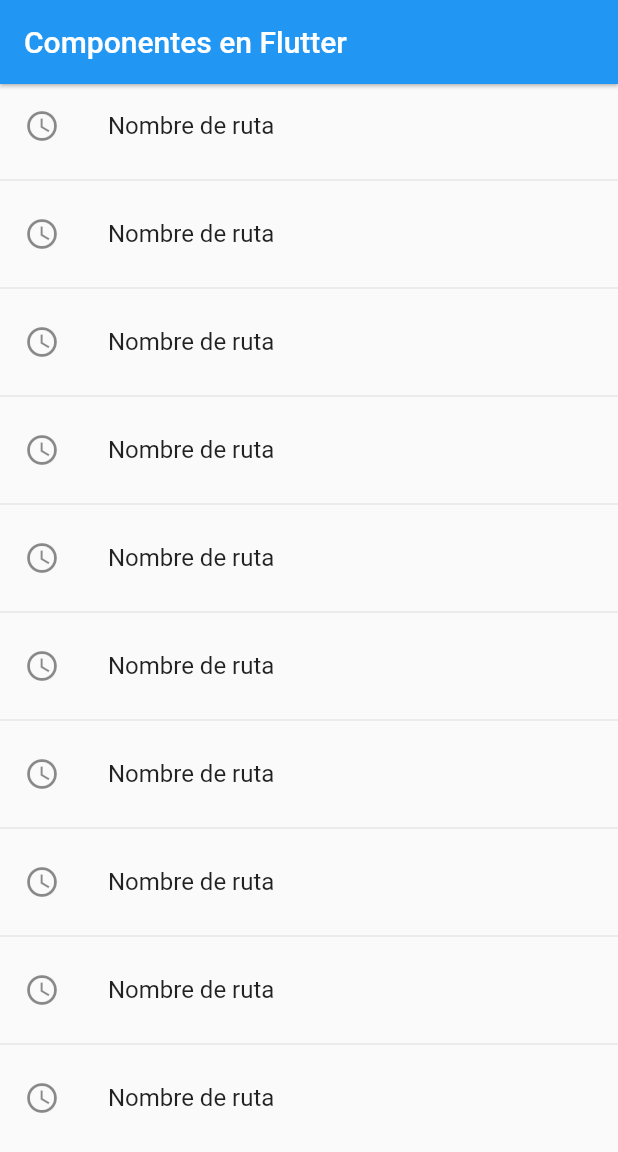
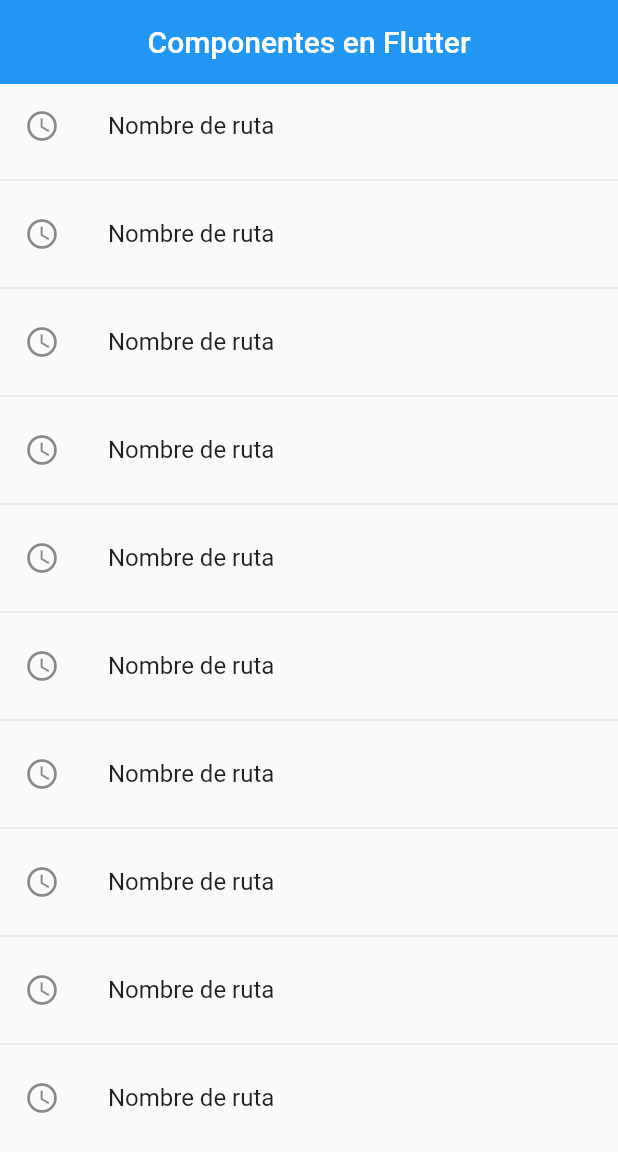
Before and after one commit to pomarmcdrac/components_flutter, a Flutter app: the screen it shows after launch, on a phone screen of 412 x 824 dp. Shown: the top 1152 px of the screen. Run offline on Flutter 3.47's test engine with Material 2 defaults, Android fonts, the phone set to English and light mode, and no system bars.

Commit message:
cambios 290422

```diff
--- a/lib/main.dart
+++ b/lib/main.dart
@@ -1,3 +1,4 @@
+import 'package:fl_components/router/app_routes.dart';
 import 'package:flutter/material.dart';
 
 import 'package:fl_components/screens/screens.dart';
@@ -12,14 +13,14 @@ class MyApp extends StatelessWidget {
     return MaterialApp(
       debugShowCheckedModeBanner: false,
       title: 'Material App',
-      home: const Listview2Screen(),
-      initialRoute: 'home',
-      routes: {
-        'home'      : ( BuildContext context ) => const HomeScreen(),
-        'listview1' : ( BuildContext context ) => const Listview1Screen(),
-        'listview2' : ( BuildContext context ) => const Listview2Screen(),
-        'card'      : ( BuildContext context ) => const CardScreen(),
-        'alert'     : ( BuildContext context ) => const AlertScreen(),
+      initialRoute: AppRoutes.initialRoute,
+      routes: AppRoutes.routes,
+      onGenerateRoute: (settings) {
+        print(settings);
+
+        return MaterialPageRoute(
+          builder: (context) => const AlertScreen(),
+        );
       },
     );
   }
--- /dev/null
+++ b/lib/router/app_routes.dart
@@ -0,0 +1,23 @@
+import 'package:flutter/material.dart';
+
+import '../screens/screens.dart';
+
+class AppRoutes {
+
+  static const initialRoute = 'home';
+
+  static Map<String, Widget Function(BuildContext)> routes = {
+    'home'      : ( BuildContext context ) => const HomeScreen(),
+    'listview1' : ( BuildContext context ) => const Listview1Screen(),
+    'listview2' : ( BuildContext context ) => const Listview2Screen(),
+    'card'      : ( BuildContext context ) => const CardScreen(),
+    'alert'     : ( BuildContext context ) => const AlertScreen(),
+  };
+
+  static Route<dynamic> onGenerateRoute ( RouteSettings settings ) {
+    return MaterialPageRoute(
+      builder: (context) => const AlertScreen(),
+    );
+  }
+
+}
--- a/lib/screens/home_screen.dart
+++ b/lib/screens/home_screen.dart
@@ -1,5 +1,6 @@
-import 'package:fl_components/screens/listview1_screen.dart';
 import 'package:flutter/material.dart';
+
+//import 'package:fl_components/screens/screens.dart';
 
 class HomeScreen extends StatelessWidget {
 
@@ -9,8 +10,9 @@ class HomeScreen extends StatelessWidget {
   Widget build(BuildContext context) {
     return Scaffold(
       appBar: AppBar(
+        centerTitle: true,
         title: const Text('Componentes en Flutter'),
-        elevation: 1,
+        elevation: 0,
       ),
       body: ListView.separated(
         itemBuilder: (context, index) => ListTile(
@@ -24,7 +26,7 @@ class HomeScreen extends StatelessWidget {
 
             // Navigator.push(context, route);
 
-            Navigator.pushNamed(context, 'card');
+            Navigator.pushNamed(context, 'alert');
 
           },
         ),
```
